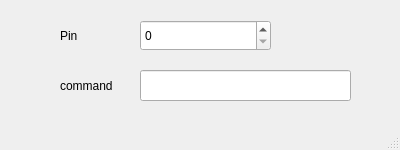
Before: the Qt Designer form pin_command.ui in Aadhityaa04/custom_keyboard, drawn with Qt 5.
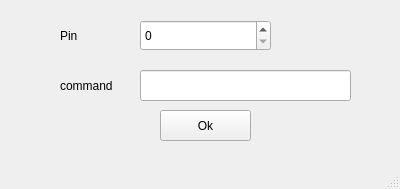
After: the same form once the commit is applied.

Diff of the .ui file:
```diff
--- a/pin_command.ui
+++ b/pin_command.ui
@@ -7,7 +7,7 @@
     <x>0</x>
     <y>0</y>
     <width>400</width>
-    <height>150</height>
+    <height>189</height>
    </rect>
   </property>
   <property name="windowTitle">
@@ -60,6 +60,19 @@
      </rect>
     </property>
    </widget>
+   <widget class="QPushButton" name="ok_btn">
+    <property name="geometry">
+     <rect>
+      <x>160</x>
+      <y>110</y>
+      <width>91</width>
+      <height>31</height>
+     </rect>
+    </property>
+    <property name="text">
+     <string>Ok</string>
+    </property>
+   </widget>
   </widget>
   <widget class="QMenuBar" name="menubar">
    <property name="geometry">
```
Left out of the diff: 4 changed lines with no effect on the pictures.
